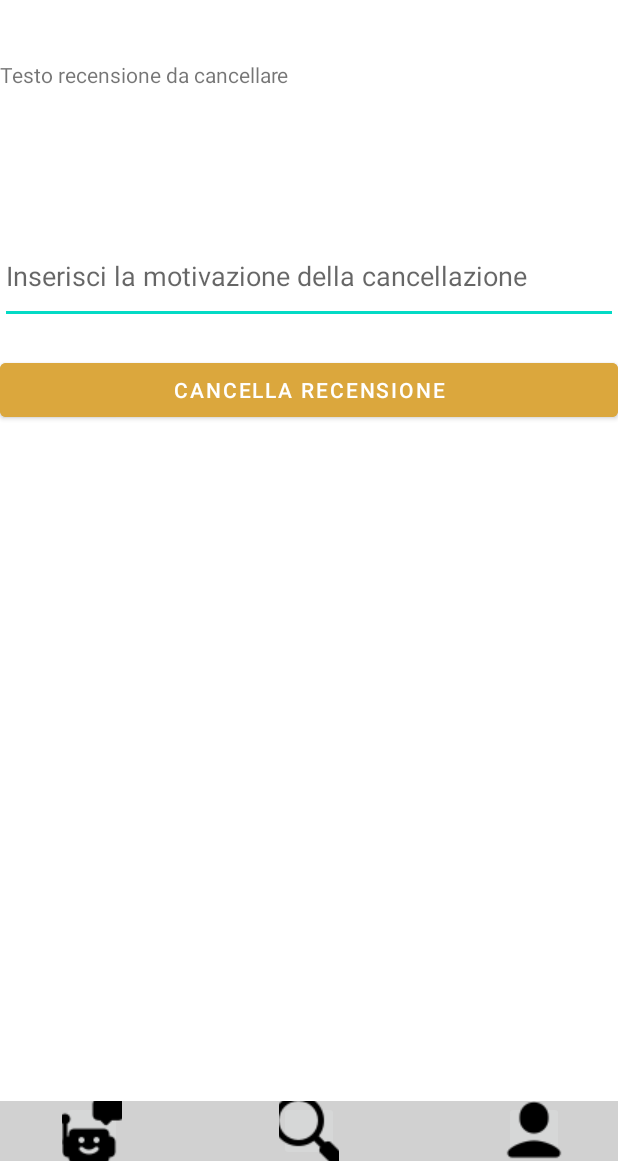
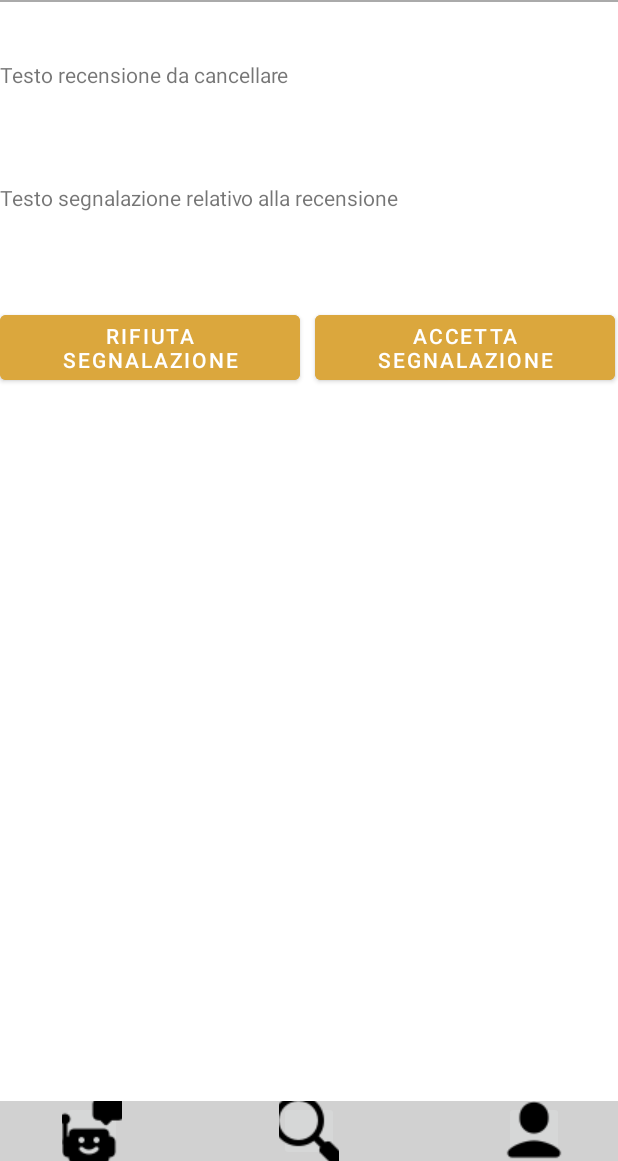
Before and after one commit to francesco-giorgione/iLike_Classe03, an Android app: the layout activity_cancellazione_recensione.xml on its own in the app's theme, with its tools: preview values and no code run, on a phone screen of 412 x 824 dp, the part 75-1236 px from its top. Run offline under Robolectric (Android 15) with nearby library versions, the phone set to English and light mode, and no system bars.

Commit message:
[IS] modifiche interfaccia cancellazione_recensione

```diff
--- a/app/src/main/res/layout/activity_aggiunta_contenuto_lista.xml
+++ b/app/src/main/res/layout/activity_aggiunta_contenuto_lista.xml
@@ -38,7 +38,11 @@
             app:srcCompat="@drawable/logo"/>
 
     </RelativeLayout>
-
+    <View
+        android:layout_width="match_parent"
+        android:layout_height="1dp"
+        android:layout_below="@id/header"
+        android:background="@android:color/darker_gray"/>
 
     <!--Layout per elenco liste dell'iscritto-->
 
--- a/app/src/main/res/layout/activity_cancellazione_recensione.xml
+++ b/app/src/main/res/layout/activity_cancellazione_recensione.xml
@@ -38,7 +38,11 @@
             app:srcCompat="@drawable/logo"/>
 
     </RelativeLayout>
-
+    <View
+        android:layout_width="match_parent"
+        android:layout_height="1dp"
+        android:layout_below="@id/header"
+        android:background="@android:color/darker_gray"/>
 
     <LinearLayout
         android:layout_width="match_parent"
@@ -55,13 +59,47 @@
             android:text="Testo recensione da cancellare"
             android:layout_marginTop="20dip" />
 
+        <TextView
+            android:id="@+id/textViewSegnalazione"
+            android:layout_width="match_parent"
+            android:layout_height="62dp"
+            android:layout_below="@id/header"
+            android:text="Testo segnalazione relativo alla recensione"
+            android:layout_marginTop="20dip" />
+
+        <RelativeLayout
+            android:layout_width="match_parent"
+            android:layout_height="wrap_content">
+
+            <Button
+                android:id="@+id/rifiutaSegnalazioneButton"
+                android:layout_width="200dip"
+                android:layout_height="wrap_content"
+                android:layout_marginTop="20dip"
+                android:backgroundTint="#DBA73D"
+                android:text="Rifiuta segnalazione"/>
+
+            <Button
+                android:id="@+id/accettaSegnalazioneButton"
+                android:layout_width="200dip"
+                android:layout_marginLeft="210dip"
+                android:layout_height="wrap_content"
+                android:layout_marginTop="20dip"
+                android:backgroundTint="#DBA73D"
+                android:text="Accetta segnalazione"/>
+
+        </RelativeLayout>
+
         <!--Cancellazione recensione form-->
+
+        <!-- il form diventa visibile solo dopo il click sul pulsante accettaSegnalazioneButton -->
 
         <EditText
             android:id="@+id/motivazioneCancellazione"
             android:layout_width="match_parent"
             android:layout_height="64dp"
             android:layout_marginTop="50dip"
+            android:visibility="invisible"
             android:hint="Inserisci la motivazione della cancellazione" />
 
         <Button
@@ -70,6 +108,7 @@
             android:layout_height="wrap_content"
             android:layout_marginTop="20dip"
             android:backgroundTint="#DBA73D"
+            android:visibility="invisible"
             android:text="Cancella recensione"/>
     </LinearLayout>
 
--- a/app/src/main/res/layout/activity_visualizzazione_homepage.xml
+++ b/app/src/main/res/layout/activity_visualizzazione_homepage.xml
@@ -39,6 +39,11 @@
             app:srcCompat="@drawable/logo"/>
 
     </RelativeLayout>
+    <View
+        android:layout_width="match_parent"
+        android:layout_height="1dp"
+        android:layout_below="@id/header"
+        android:background="@android:color/darker_gray"/>
 
     <!-- FILM -->
 
```
